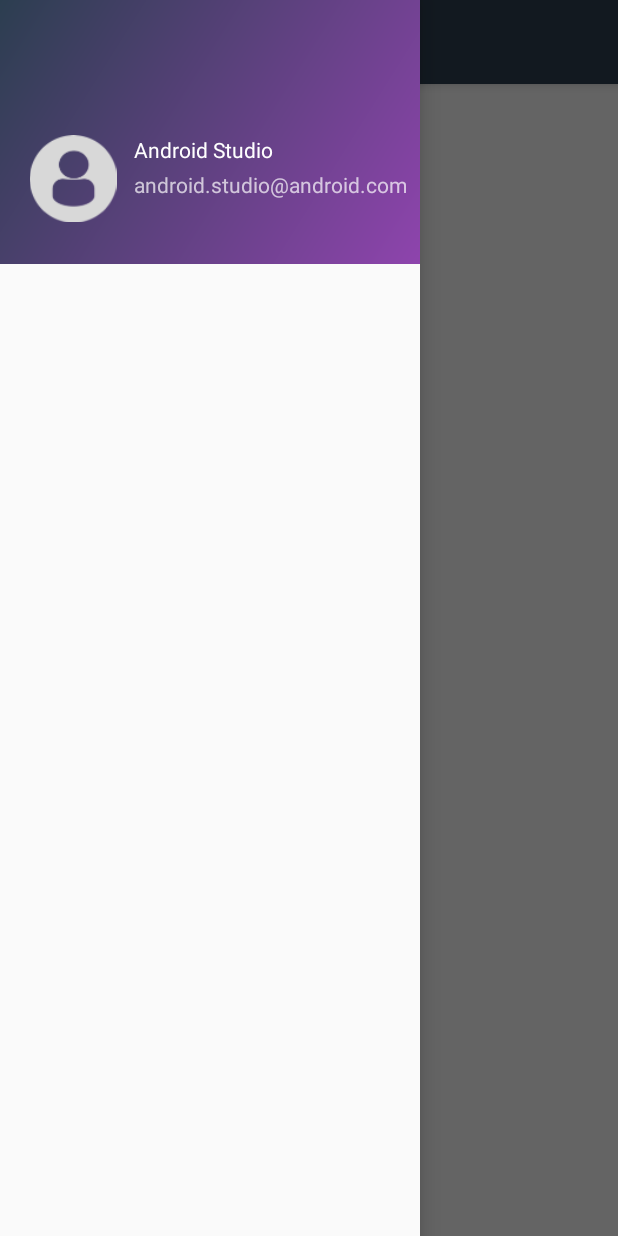
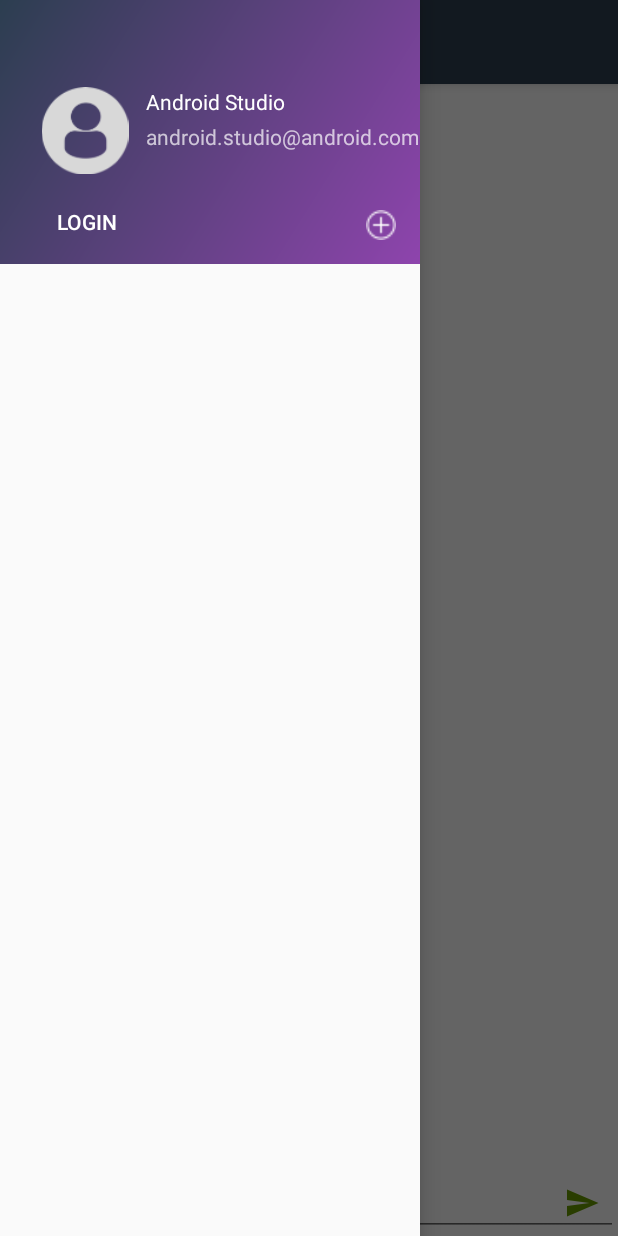
Before and after one commit to bubundas17/Smack, an Android app: the screen it shows after launch (MainActivity), with the side drawer open, on a phone screen of 412 x 824 dp. Run offline under Robolectric (Android 15) with nearby library versions, the phone set to English and light mode, and no system bars.

Commit message:
Login And Sign Up Layout Added.

```diff
--- a/app/build.gradle
+++ b/app/build.gradle
@@ -24,7 +24,7 @@ android {
 
 dependencies {
     implementation fileTree(dir: 'libs', include: ['*.jar'])
-    implementation"org.jetbrains.kotlin:kotlin-stdlib-jre7:$kotlin_version"
+    implementation "org.jetbrains.kotlin:kotlin-stdlib-jre7:$kotlin_version"
     implementation 'com.android.support:appcompat-v7:26.1.0'
     implementation 'com.android.support:design:26.1.0'
     implementation 'com.android.support.constraint:constraint-layout:1.0.2'
--- a/app/src/main/res/layout/content_main.xml
+++ b/app/src/main/res/layout/content_main.xml
@@ -9,12 +9,45 @@
     tools:showIn="@layout/app_bar_main">
 
     <TextView
+        android:id="@+id/login"
         android:layout_width="wrap_content"
         android:layout_height="wrap_content"
-        android:text="Hello World!"
-        app:layout_constraintBottom_toBottomOf="parent"
-        app:layout_constraintLeft_toLeftOf="parent"
-        app:layout_constraintRight_toRightOf="parent"
+        android:layout_marginEnd="8dp"
+        android:layout_marginStart="8dp"
+        android:layout_marginTop="16dp"
+        android:text="Please Login"
+        android:textSize="18sp"
+        app:layout_constraintEnd_toEndOf="parent"
+        app:layout_constraintStart_toStartOf="parent"
         app:layout_constraintTop_toTopOf="parent" />
 
+    <android.support.v7.widget.RecyclerView
+        android:layout_width="0dp"
+        android:layout_height="0dp"
+        android:layout_marginTop="8dp"
+        app:layout_constraintBottom_toTopOf="@+id/editText6"
+        app:layout_constraintEnd_toEndOf="parent"
+        app:layout_constraintStart_toStartOf="parent"
+        app:layout_constraintTop_toBottomOf="@+id/login" />
+
+    <EditText
+        android:id="@+id/editText6"
+        android:layout_width="0dp"
+        android:layout_height="wrap_content"
+        android:ems="10"
+        android:inputType="textMultiLine"
+        app:layout_constraintBottom_toBottomOf="parent"
+        app:layout_constraintEnd_toEndOf="parent"
+        app:layout_constraintStart_toStartOf="parent" />
+
+    <ImageButton
+        android:id="@+id/imageButton"
+        android:layout_width="wrap_content"
+        android:layout_height="wrap_content"
+        android:backgroundTint="@android:color/transparent"
+        android:tint="@android:color/holo_green_dark"
+        app:layout_constraintBottom_toBottomOf="parent"
+        app:layout_constraintEnd_toEndOf="parent"
+        app:srcCompat="@drawable/ic_menu_send" />
+
 </android.support.constraint.ConstraintLayout>
--- a/app/src/main/res/layout/nav_header_main.xml
+++ b/app/src/main/res/layout/nav_header_main.xml
@@ -14,11 +14,11 @@
         android:id="@+id/imageView"
         android:layout_width="65dp"
         android:layout_height="66dp"
-        android:layout_marginBottom="28dp"
+        android:layout_marginBottom="8dp"
         android:layout_marginLeft="16dp"
-        android:layout_marginStart="16dp"
+        android:layout_marginStart="24dp"
         android:paddingTop="@dimen/nav_header_vertical_spacing"
-        app:layout_constraintBottom_toBottomOf="parent"
+        app:layout_constraintBottom_toTopOf="@+id/navLoginBtn"
         app:layout_constraintLeft_toLeftOf="parent"
         app:layout_constraintStart_toStartOf="parent"
         app:srcCompat="@drawable/profiledefault" />
@@ -44,4 +44,30 @@
         app:layout_constraintStart_toEndOf="@+id/imageView"
         app:layout_constraintTop_toBottomOf="@+id/textView2" />
 
+    <Button
+        android:id="@+id/navLoginBtn"
+        android:layout_width="wrap_content"
+        android:layout_height="wrap_content"
+        android:layout_marginBottom="4dp"
+        android:layout_marginLeft="16dp"
+        android:layout_marginStart="14dp"
+        android:background="@android:color/transparent"
+        android:onClick="navLoginBtnClicked"
+        android:text="Login"
+        app:layout_constraintBottom_toBottomOf="parent"
+        app:layout_constraintLeft_toLeftOf="parent"
+        app:layout_constraintStart_toStartOf="parent" />
+
+    <ImageButton
+        android:id="@+id/addChannelBtn"
+        android:layout_width="20dp"
+        android:layout_height="20dp"
+        android:layout_marginBottom="16dp"
+        android:layout_marginRight="16dp"
+        android:background="@android:color/transparent"
+        android:scaleType="fitXY"
+        app:layout_constraintBottom_toBottomOf="parent"
+        app:layout_constraintRight_toRightOf="parent"
+        app:srcCompat="@drawable/addchannelbutton" />
+
 </android.support.constraint.ConstraintLayout>
```
Also changed, not shown: app/src/main/AndroidManifest.xml (+9 -0 lines), app/src/main/java/com/bubundas/smack/LoginActivity.kt (added, +19 -0 lines), app/src/main/java/com/bubundas/smack/MainActivity.kt (+7 -4 lines), app/src/main/java/com/bubundas/smack/SignupActivity.kt (added, +42 -0 lines), app/src/main/res/layout/activity_login.xml (added, +89 -0 lines), app/src/main/res/layout/activity_signup.xml (added, +109 -0 lines), app/src/main/res/values/strings.xml (+15 -0 lines).
